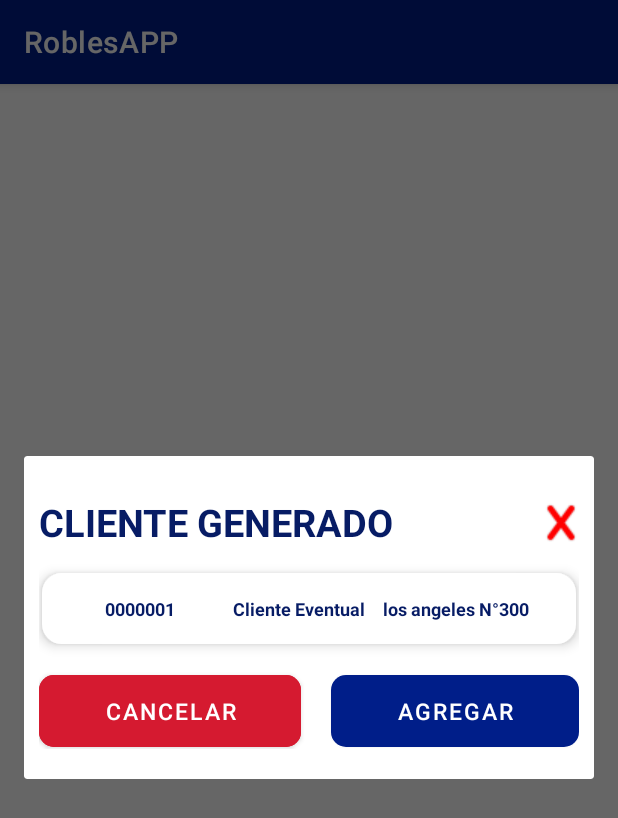
After one commit to melinallacuag/RoblesAPP, an Android app: the fragment DetalleClienteGeneradoFragment shown on its own in the app's theme, on a phone screen of 412 x 824 dp. The commit adds this screen. Shown: the top 818 px of the screen. Run offline under Robolectric (Android 15) with nearby library versions, the phone set to English and light mode, and no system bars.

Commit message:
modal de cliente generado

```diff
--- a/app/src/main/java/com/example/roblesapp/BoletaFragment.kt
+++ b/app/src/main/java/com/example/roblesapp/BoletaFragment.kt
@@ -9,8 +9,10 @@
 import android.widget.Toast
 import androidx.appcompat.app.AppCompatActivity
 import androidx.fragment.app.DialogFragment
+import kotlinx.android.synthetic.main.fragment_boleta.*
 import kotlinx.android.synthetic.main.fragment_boleta.view.*
 import kotlinx.android.synthetic.main.fragment_nota_despacho.*
+import kotlinx.android.synthetic.main.fragment_nota_despacho.btntipopago
 import kotlinx.android.synthetic.main.fragment_soles.*
 import kotlinx.android.synthetic.main.fragment_soles.view.*
 import kotlinx.android.synthetic.main.fragment_soles.view.btncerrar
@@ -40,6 +42,11 @@
             Toast.makeText(context,"Agregar Boleta", Toast.LENGTH_LONG).show()
             dismiss()
         }
+        rootView.btngenerarcliente.setOnClickListener{
+
+            Toast.makeText(context,"Cliente Generado", Toast.LENGTH_LONG).show()
+            dismiss()
+        }
         return rootView
     }
 
@@ -52,5 +59,11 @@
             showtipopago.setCancelable(false)
         }
 
+        btngenerarcliente.setOnClickListener{
+            val showgenerarcliente = DetalleClienteGeneradoFragment()
+            showgenerarcliente.show((activity as AppCompatActivity).supportFragmentManager,"Tipo Pago")
+            showgenerarcliente.setCancelable(false)
+        }
+
     }
 }
--- /dev/null
+++ b/app/src/main/java/com/example/roblesapp/DetalleClienteGeneradoFragment.kt
@@ -0,0 +1,46 @@
+package com.example.roblesapp
+
+import android.os.Bundle
+import androidx.fragment.app.Fragment
+import android.view.LayoutInflater
+import android.view.View
+import android.view.ViewGroup
+import android.widget.EditText
+import android.widget.Toast
+import androidx.fragment.app.DialogFragment
+import kotlinx.android.synthetic.main.fragment_boleta.view.*
+import kotlinx.android.synthetic.main.fragment_detalle_cliente_generado.*
+import kotlinx.android.synthetic.main.fragment_detalle_cliente_generado.view.*
+import kotlinx.android.synthetic.main.fragment_soles.*
+import kotlinx.android.synthetic.main.fragment_soles.view.*
+import kotlinx.android.synthetic.main.fragment_soles.view.btncerrar
+
+
+class DetalleClienteGeneradoFragment : DialogFragment() {
+
+
+    override fun onCreateView(
+        inflater: LayoutInflater, container: ViewGroup?,
+        savedInstanceState: Bundle?
+    ): View? {
+        // Inflate the layout for this fragment
+        var rootView: View = inflater.inflate(R.layout.fragment_detalle_cliente_generado,container,false)
+
+        rootView.btncerrar.setOnClickListener{
+            dismiss()
+        }
+
+        rootView.btncancelarclientegenerado.setOnClickListener{
+            dismiss()
+        }
+
+        rootView.btnagregarclientegenerado.setOnClickListener{
+
+            Toast.makeText(context,"Agregar Cliente Generado", Toast.LENGTH_LONG).show()
+            dismiss()
+        }
+
+        return rootView
+    }
+
+}
--- a/app/src/main/res/layout/fragment_boleta.xml
+++ b/app/src/main/res/layout/fragment_boleta.xml
@@ -165,17 +165,31 @@
             android:layout_height="wrap_content"
             android:orientation="horizontal">
             <Button
+                android:id="@+id/btngenerarcliente"
+                android:layout_width="wrap_content"
+                android:layout_height="60sp"
+                android:layout_marginTop="10sp"
+                android:text="Generar"
+                android:layout_marginEnd="5sp"
+                android:layout_gravity="center"
+                android:textAllCaps="true"
+                android:backgroundTint="#21AFA3"
+                android:textColor="#fff"
+                android:textSize="12sp"
+                app:cornerRadius="10sp"
+                android:layout_weight="1"/>
+            <Button
                 android:id="@+id/btncancelarboleta"
                 android:layout_width="wrap_content"
                 android:layout_height="60sp"
                 android:layout_marginTop="10sp"
                 android:text="Cancelar"
-                android:layout_marginEnd="20sp"
+                android:layout_marginEnd="5sp"
                 android:layout_gravity="center"
                 android:textAllCaps="true"
                 android:backgroundTint="#D51A30"
                 android:textColor="#fff"
-                android:textSize="15sp"
+                android:textSize="12sp"
                 app:cornerRadius="10sp"
                 android:layout_weight="1"/>
 
@@ -188,7 +202,7 @@
                 android:layout_gravity="center"
                 android:textAllCaps="true"
                 android:textColor="#fff"
-                android:textSize="15sp"
+                android:textSize="12sp"
                 app:cornerRadius="10sp"
                 android:layout_weight="1"/>
         </LinearLayout>
--- /dev/null
+++ b/app/src/main/res/layout/fragment_detalle_cliente_generado.xml
@@ -0,0 +1,127 @@
+<?xml version="1.0" encoding="utf-8"?>
+<androidx.constraintlayout.widget.ConstraintLayout xmlns:android="http://schemas.android.com/apk/res/android"
+    xmlns:app="http://schemas.android.com/apk/res-auto"
+    xmlns:tools="http://schemas.android.com/tools"
+    android:layout_width="match_parent"
+    android:layout_height="match_parent"
+    tools:context=".DetalleClienteGeneradoFragment">
+
+    <LinearLayout
+        android:layout_width="380sp"
+        android:layout_height="wrap_content"
+        android:orientation="vertical"
+        android:paddingStart="10dp"
+        android:paddingTop="20dp"
+        android:paddingEnd="10dp"
+        android:paddingBottom="20dp"
+        app:layout_constraintEnd_toEndOf="parent"
+        app:layout_constraintStart_toStartOf="parent"
+        app:layout_constraintTop_toTopOf="parent">
+
+        <LinearLayout
+            android:layout_width="match_parent"
+            android:layout_height="wrap_content"
+            android:orientation="horizontal">
+
+            <TextView
+                android:layout_width="match_parent"
+                android:layout_height="wrap_content"
+                android:layout_gravity="center"
+                android:layout_weight="1"
+                android:text="CLIENTE GENERADO"
+                android:textColor="#071C65"
+                android:textSize="25sp"
+                android:textStyle="bold" />
+
+            <ImageButton
+                android:id="@+id/btncerrar"
+                android:layout_width="wrap_content"
+                android:layout_height="wrap_content"
+                android:layout_gravity="right"
+                android:layout_weight="1"
+                android:background="@android:color/transparent"
+                android:src="@drawable/icon_cerrarx" />
+        </LinearLayout>
+
+
+
+        <GridLayout
+            android:id="@+id/cardcliente"
+            android:layout_width="match_parent"
+            android:layout_height="wrap_content"
+            android:layout_marginTop="10sp"
+            android:layout_marginStart="2sp"
+            android:layout_marginEnd="2sp"
+            android:padding="15sp"
+            android:columnCount="3"
+            android:rowCount="1"
+            android:clickable="true"
+            android:foreground="@drawable/selectcard"
+            android:backgroundTint="#fff"
+            android:elevation="5sp"
+            android:background="@drawable/input_border"
+            >
+            <TextView
+                android:layout_width="100sp"
+                android:layout_height="match_parent"
+                android:text="0000001"
+                android:gravity="center"
+                android:layout_marginEnd="5sp"
+                android:textColor="#071C65"
+                android:textSize="12sp"
+                android:textStyle="bold" />
+            <TextView
+                android:layout_width="100sp"
+                android:layout_height="wrap_content"
+                android:text="Cliente Eventual"
+                android:gravity="center"
+                android:layout_marginEnd="5sp"
+                android:textColor="#071C65"
+                android:textSize="12sp"
+                android:textStyle="bold" />
+            <TextView
+                android:layout_width="100sp"
+                android:layout_height="wrap_content"
+                android:text="los angeles N°300"
+                android:gravity="center"
+                android:layout_marginEnd="5sp"
+                android:textColor="#071C65"
+                android:textSize="12sp"
+                android:textStyle="bold" />
+        </GridLayout>
+
+        <LinearLayout
+            android:layout_width="match_parent"
+            android:layout_height="wrap_content"
+            android:orientation="horizontal">
+
+            <Button
+                android:id="@+id/btncancelarclientegenerado"
+                android:layout_width="wrap_content"
+                android:layout_height="60sp"
+                android:layout_gravity="center"
+                android:layout_marginTop="10sp"
+                android:layout_marginEnd="20sp"
+                android:layout_weight="1"
+                android:backgroundTint="#D51A30"
+                android:text="Cancelar"
+                android:textAllCaps="true"
+                android:textColor="#fff"
+                android:textSize="15sp"
+                app:cornerRadius="10sp" />
+
+            <Button
+                android:id="@+id/btnagregarclientegenerado"
+                android:layout_width="wrap_content"
+                android:layout_height="60sp"
+                android:layout_gravity="center"
+                android:layout_marginTop="10sp"
+                android:layout_weight="1"
+                android:text="Agregar"
+                android:textAllCaps="true"
+                android:textColor="#fff"
+                android:textSize="15sp"
+                app:cornerRadius="10sp" />
+        </LinearLayout>
+    </LinearLayout>
+</androidx.constraintlayout.widget.ConstraintLayout>
```
